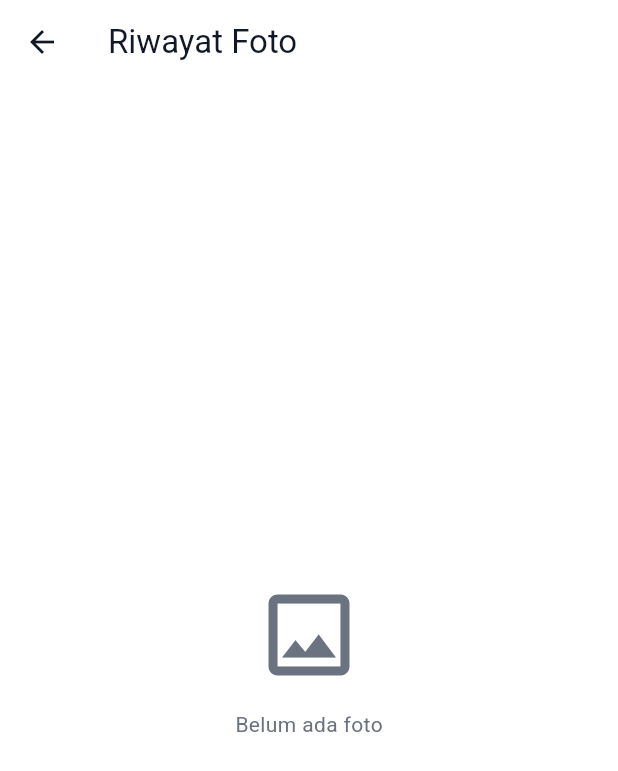
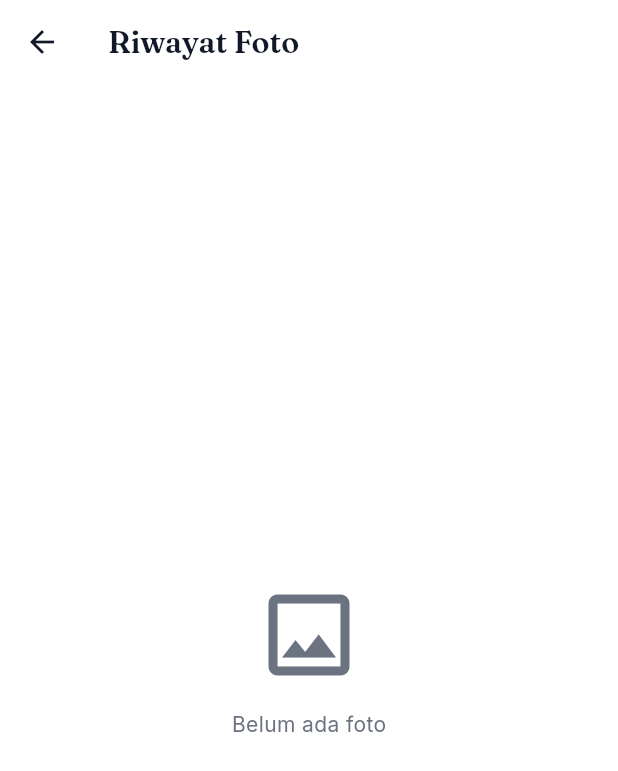
Before and after one commit to alfarabiki/Time-Tracks, a Flutter app: the screen it shows after launch, item 2 of the bottom bar chosen, after a tap on the "tune" icon, after a tap on the "photo library" icon, on a phone screen of 412 x 824 dp. Shown: the top 771 px of the screen. Run offline on Flutter 3.47's test engine with Material 3 defaults, Android fonts, the phone set to English and light mode, and no system bars; our stand-ins replace camera, device_info_plus, flutter_map, geocoding, geolocator, image_picker and 6 more; missing offline and left inert: gal; accounts and stored records are empty; network calls fail; statements that could not run were skipped.

Commit message:
feat(radjak): Light Luxe theme (Fraunces headings + Inter body)

```diff
--- a/lib/utils/app_theme.dart
+++ b/lib/utils/app_theme.dart
@@ -1,70 +1,67 @@
 import 'package:flutter/material.dart';
 
-/// Tema terang korporat Radjak (UI aplikasi, bukan overlay foto).
+/// Tema "Light Luxe" korporat Radjak. (UI app, bukan overlay foto.)
 class AppTheme {
   AppTheme._();
 
   static const Color primary = Color(0xFF1E40AF); // Biru Radjak
   static const Color secondary = Color(0xFF3B82F6); // Hospital Blue
-  static const Color gold = Color(0xFFD4AF37); // Luxury Gold
-
-  /// Token aksen lama (dipakai layar lain) -> emas Radjak.
-  static const Color accent = gold;
+  static const Color accentBlue = Color(0xFF4F9DF7); // biru terang (di atas gelap)
+  static const Color gold = Color(0xFFD4AF37);
+  static const Color accent = gold; // alias mundur-kompatibel
 
   static const Color bg = Color(0xFFFFFFFF);
   static const Color surface = Color(0xFFF8FAFC);
+  static const Color line = Color(0xFFE8EDF5);
   static const Color textPrimary = Color(0xFF111827);
   static const Color textSecondary = Color(0xFF6B7280);
 
+  static const String fontHeading = 'Fraunces';
+  static const String fontBody = 'Inter';
+
   static ThemeData get light {
     final base = ThemeData.light(useMaterial3: true);
+    final scheme = base.colorScheme.copyWith(
+      primary: primary, secondary: secondary, surface: surface,
+      onPrimary: Colors.white, onSurface: textPrimary,
+    );
     return base.copyWith(
       scaffoldBackgroundColor: bg,
-      colorScheme: base.colorScheme.copyWith(
-        primary: primary,
-        secondary: secondary,
-        surface: surface,
-        onPrimary: Colors.white,
+      colorScheme: scheme,
+      textTheme: base.textTheme.apply(
+        fontFamily: fontBody, bodyColor: textPrimary, displayColor: textPrimary,
+      ).copyWith(
+        headlineLarge: const TextStyle(fontFamily: fontHeading, fontWeight: FontWeight.w600, color: textPrimary),
+        headlineMedium: const TextStyle(fontFamily: fontHeading, fontWeight: FontWeight.w600, color: textPrimary),
+        titleLarge: const TextStyle(fontFamily: fontHeading, fontWeight: FontWeight.w600, color: textPrimary),
       ),
       appBarTheme: const AppBarTheme(
-        backgroundColor: bg,
-        foregroundColor: textPrimary,
-        elevation: 0,
-        centerTitle: false,
-      ),
-      cardTheme: CardThemeData(
-        color: surface,
-        elevation: 1,
-        shadowColor: Colors.black.withValues(alpha: 0.06),
-        shape: RoundedRectangleBorder(borderRadius: BorderRadius.circular(16)),
+        backgroundColor: bg, foregroundColor: textPrimary, elevation: 0, centerTitle: false,
+        titleTextStyle: TextStyle(fontFamily: fontHeading, fontWeight: FontWeight.w600, fontSize: 20, color: textPrimary),
       ),
       elevatedButtonTheme: ElevatedButtonThemeData(
         style: ElevatedButton.styleFrom(
-          backgroundColor: primary,
-          foregroundColor: Colors.white,
-          shape: RoundedRectangleBorder(borderRadius: BorderRadius.circular(12)),
-          padding: const EdgeInsets.symmetric(vertical: 14, horizontal: 18),
+          backgroundColor: primary, foregroundColor: Colors.white,
+          shape: RoundedRectangleBorder(borderRadius: BorderRadius.circular(16)),
+          padding: const EdgeInsets.symmetric(vertical: 15, horizontal: 18),
+          textStyle: const TextStyle(fontFamily: fontBody, fontWeight: FontWeight.w700, fontSize: 15),
         ),
       ),
       snackBarTheme: const SnackBarThemeData(behavior: SnackBarBehavior.floating),
     );
   }
 
-  /// Alias mundur-kompatibel: kode lama memanggil AppTheme.dark.
+  /// Alias mundur-kompatibel (kode lama memanggil AppTheme.dark).
   static ThemeData get dark => light;
 }
 
-/// Helper tampil pesan ramah (tanpa stack trace ke user).
 void showAppMessage(BuildContext context, String message, {bool error = false}) {
   if (!context.mounted) return;
-  final messenger = ScaffoldMessenger.maybeOf(context);
-  messenger
+  ScaffoldMessenger.maybeOf(context)
     ?..clearSnackBars()
-    ..showSnackBar(
-      SnackBar(
-        content: Text(message),
-        backgroundColor: error ? const Color(0xFFB3261E) : AppTheme.primary,
-        duration: const Duration(seconds: 3),
-      ),
-    );
+    ..showSnackBar(SnackBar(
+      content: Text(message),
+      backgroundColor: error ? const Color(0xFFB3261E) : AppTheme.primary,
+      duration: const Duration(seconds: 3),
+    ));
 }
```
